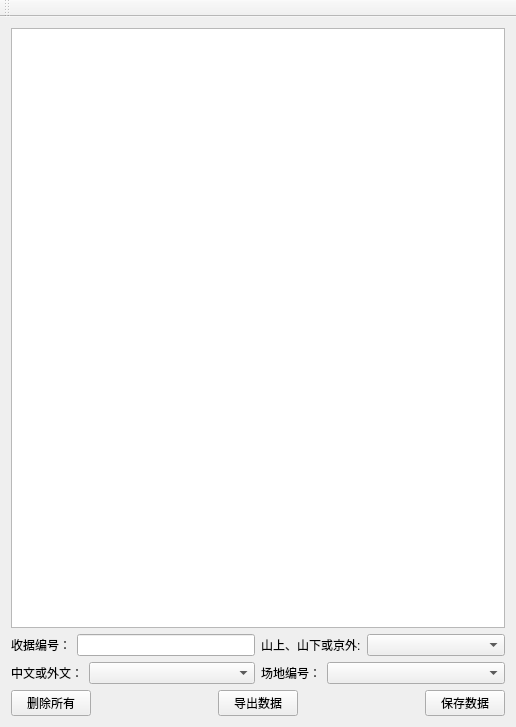
crouse/xiaozu, file mainwindow.ui: the form before one commit.
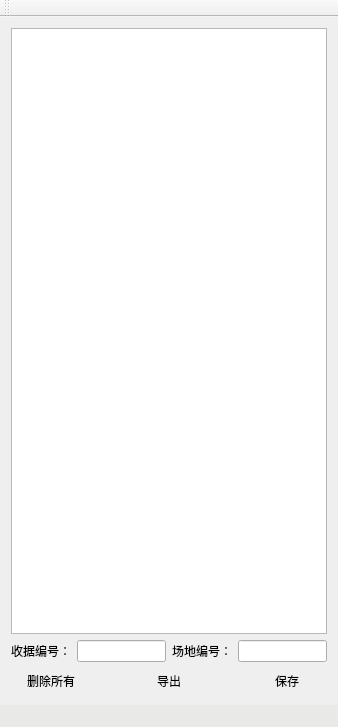
The form after the commit. Icons and pictures are not drawn.

```diff
--- a/mainwindow.ui
+++ b/mainwindow.ui
@@ -6,7 +6,7 @@
    <rect>
     <x>0</x>
     <y>0</y>
-    <width>516</width>
+    <width>338</width>
     <height>727</height>
    </rect>
   </property>
@@ -17,18 +17,18 @@
    <bool>true</bool>
   </property>
   <widget class="QWidget" name="centralWidget">
-   <layout class="QVBoxLayout" name="verticalLayout_3">
-    <item>
-     <layout class="QVBoxLayout" name="verticalLayout_2">
-      <item>
-       <widget class="QTableView" name="tableView"/>
-      </item>
-      <item>
        <layout class="QVBoxLayout" name="verticalLayout">
         <item>
-         <layout class="QHBoxLayout" name="horizontalLayout_6">
+     <widget class="QTableView" name="tableView">
+      <property name="alternatingRowColors">
+       <bool>true</bool>
+      </property>
+     </widget>
+    </item>
           <item>
-           <layout class="QHBoxLayout" name="horizontalLayout">
+     <layout class="QHBoxLayout" name="horizontalLayout_3">
+      <item>
+       <layout class="QHBoxLayout" name="horizontalLayout_2">
             <item>
              <widget class="QLabel" name="labelReceipt">
               <property name="text">
@@ -49,53 +49,7 @@
            </layout>
           </item>
           <item>
-           <layout class="QHBoxLayout" name="horizontalLayout_2">
-            <item>
-             <widget class="QLabel" name="labelPlace">
-              <property name="text">
-               <string>山上、山下或京外:</string>
-              </property>
-             </widget>
-            </item>
-            <item>
-             <widget class="QComboBox" name="comboBoxPlace">
-              <property name="sizePolicy">
-               <sizepolicy hsizetype="Expanding" vsizetype="Fixed">
-                <horstretch>0</horstretch>
-                <verstretch>0</verstretch>
-               </sizepolicy>
-              </property>
-             </widget>
-            </item>
-           </layout>
-          </item>
-         </layout>
-        </item>
-        <item>
-         <layout class="QHBoxLayout" name="horizontalLayout_7">
-          <item>
-           <layout class="QHBoxLayout" name="horizontalLayout_3">
-            <item>
-             <widget class="QLabel" name="labelLang">
-              <property name="text">
-               <string>中文或外文：</string>
-              </property>
-             </widget>
-            </item>
-            <item>
-             <widget class="QComboBox" name="comboBoxLang">
-              <property name="sizePolicy">
-               <sizepolicy hsizetype="Expanding" vsizetype="Fixed">
-                <horstretch>0</horstretch>
-                <verstretch>0</verstretch>
-               </sizepolicy>
-              </property>
-             </widget>
-            </item>
-           </layout>
-          </item>
-          <item>
-           <layout class="QHBoxLayout" name="horizontalLayout_4">
+       <layout class="QHBoxLayout" name="horizontalLayout">
             <item>
              <widget class="QLabel" name="labelChangdi">
               <property name="text">
@@ -104,18 +58,7 @@
              </widget>
             </item>
             <item>
-             <widget class="QComboBox" name="comboBoxChangdi">
-              <property name="sizePolicy">
-               <sizepolicy hsizetype="Expanding" vsizetype="Fixed">
-                <horstretch>0</horstretch>
-                <verstretch>0</verstretch>
-               </sizepolicy>
-              </property>
-             </widget>
-            </item>
-           </layout>
-          </item>
-         </layout>
+         <widget class="QLineEdit" name="lineEditChangdi"/>
         </item>
        </layout>
       </item>
@@ -128,6 +71,19 @@
         <property name="text">
          <string>删除所有</string>
         </property>
+        <property name="icon">
+         <iconset resource="pics/pic.qrc">
+          <normaloff>:/trash.png</normaloff>:/trash.png</iconset>
+        </property>
+        <property name="iconSize">
+         <size>
+          <width>32</width>
+          <height>32</height>
+         </size>
+        </property>
+        <property name="flat">
+         <bool>true</bool>
+        </property>
        </widget>
       </item>
       <item>
@@ -146,7 +102,20 @@
       <item>
        <widget class="QPushButton" name="pushButtonExport">
         <property name="text">
-         <string>导出数据</string>
+         <string>导出</string>
+        </property>
+        <property name="icon">
+         <iconset resource="pics/pic.qrc">
+          <normaloff>:/export.png</normaloff>:/export.png</iconset>
+        </property>
+        <property name="iconSize">
+         <size>
+          <width>32</width>
+          <height>32</height>
+         </size>
+        </property>
+        <property name="flat">
+         <bool>true</bool>
         </property>
        </widget>
       </item>
@@ -166,7 +135,20 @@
       <item>
        <widget class="QPushButton" name="pushButtonSave">
         <property name="text">
-         <string>保存数据</string>
+         <string>保存</string>
+        </property>
+        <property name="icon">
+         <iconset resource="pics/pic.qrc">
+          <normaloff>:/save.png</normaloff>:/save.png</iconset>
+        </property>
+        <property name="iconSize">
+         <size>
+          <width>32</width>
+          <height>32</height>
+         </size>
+        </property>
+        <property name="flat">
+         <bool>true</bool>
         </property>
        </widget>
       </item>
@@ -182,6 +164,11 @@
     <bool>false</bool>
    </attribute>
   </widget>
+  <widget class="QStatusBar" name="statusBar">
+   <property name="styleSheet">
+    <string notr="true">background-color: rgb(233, 233, 232);</string>
+   </property>
+  </widget>
  </widget>
  <layoutdefault spacing="6" margin="11"/>
  <resources/>
```
Left out of the diff: 12 changed lines with no effect on the pictures. Lines whose indentation alone changed are shown as unchanged.
